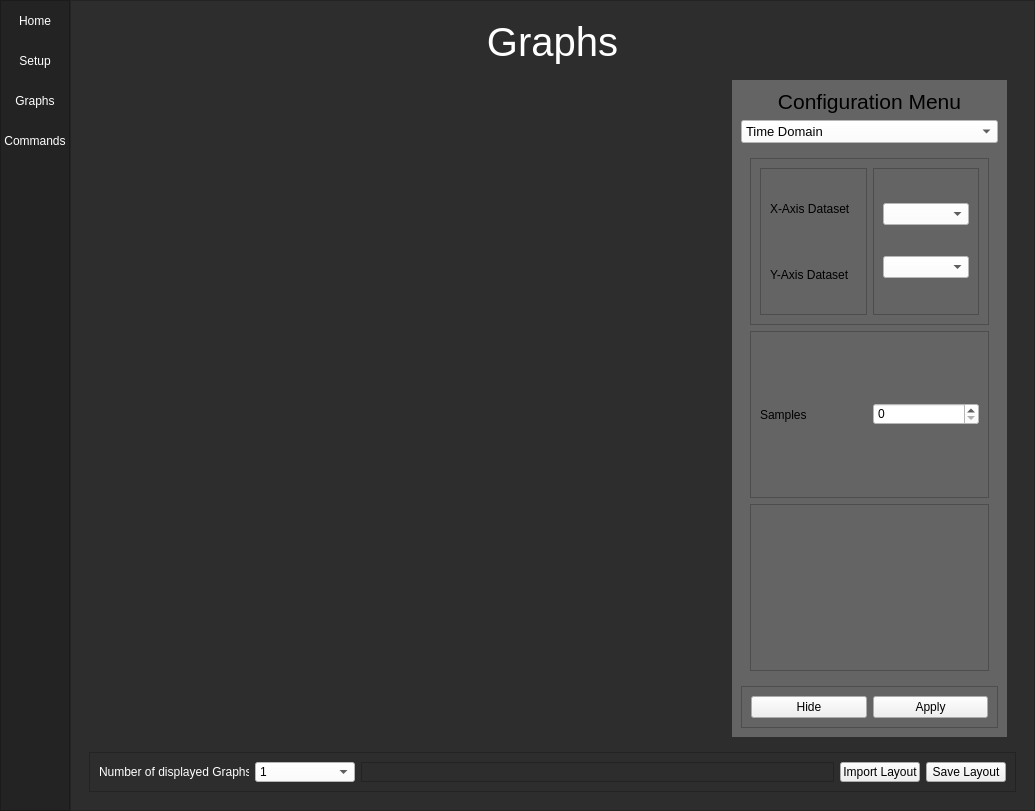
UBCO-Motorsports/WirelessTelemetryCapstone, file TelemetryViewer/ui_main.ui: the form before one commit.
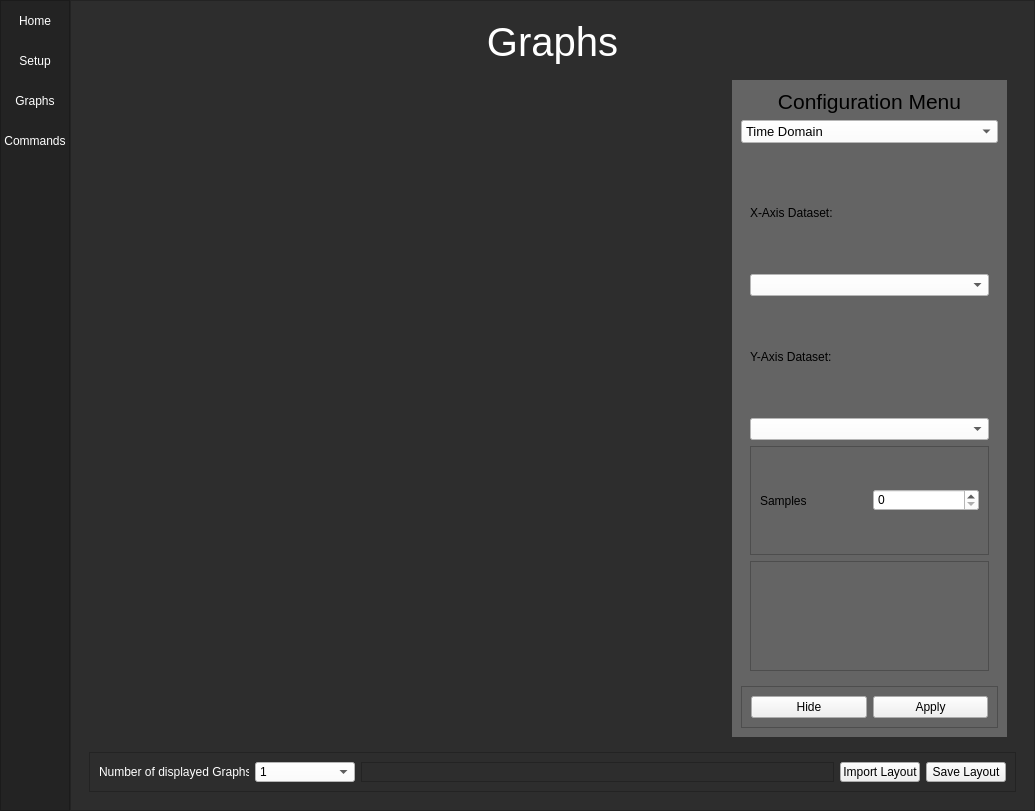
The form after the commit. The open tabs and pages were chosen to show the change. Icons and pictures are not drawn.

The edit to the form file:
```diff
--- a/TelemetryViewer/ui_main.ui
+++ b/TelemetryViewer/ui_main.ui
@@ -1466,49 +1466,12 @@
                       <widget class="QWidget" name="polarPlot_page">
                        <layout class="QVBoxLayout" name="verticalLayout_21">
                         <item>
-                         <widget class="QFrame" name="frame_27">
-                          <property name="frameShape">
-                           <enum>QFrame::StyledPanel</enum>
-                          </property>
-                          <property name="frameShadow">
-                           <enum>QFrame::Raised</enum>
-                          </property>
-                          <layout class="QHBoxLayout" name="horizontalLayout_14">
-                           <item>
-                            <widget class="QFrame" name="frame_29">
-                             <property name="frameShape">
-                              <enum>QFrame::StyledPanel</enum>
-                             </property>
-                             <property name="frameShadow">
-                              <enum>QFrame::Raised</enum>
-                             </property>
-                             <layout class="QVBoxLayout" name="verticalLayout_22">
-                              <item>
                                <widget class="QLabel" name="label_18">
                                 <property name="text">
-                                 <string>X-Axis Dataset</string>
+                           <string>X-Axis Dataset:</string>
                                 </property>
                                </widget>
                               </item>
-                              <item>
-                               <widget class="QLabel" name="label_19">
-                                <property name="text">
-                                 <string>Y-Axis Dataset</string>
-                                </property>
-                               </widget>
-                              </item>
-                             </layout>
-                            </widget>
-                           </item>
-                           <item>
-                            <widget class="QFrame" name="frame_30">
-                             <property name="frameShape">
-                              <enum>QFrame::StyledPanel</enum>
-                             </property>
-                             <property name="frameShadow">
-                              <enum>QFrame::Raised</enum>
-                             </property>
-                             <layout class="QVBoxLayout" name="verticalLayout_23">
                               <item>
                                <widget class="QComboBox" name="comboBox_3">
                                 <property name="styleSheet">
@@ -1516,6 +1479,13 @@
                                 </property>
                                </widget>
                               </item>
+                        <item>
+                         <widget class="QLabel" name="label_19">
+                          <property name="text">
+                           <string>Y-Axis Dataset:</string>
+                          </property>
+                         </widget>
+                        </item>
                               <item>
                                <widget class="QComboBox" name="comboBox_4">
                                 <property name="styleSheet">
@@ -1523,12 +1493,6 @@
                                 </property>
                                </widget>
                               </item>
-                             </layout>
-                            </widget>
-                           </item>
-                          </layout>
-                         </widget>
-                        </item>
                         <item>
                          <widget class="QFrame" name="frame_28">
                           <property name="frameShape">
```
Left out of the diff: 137 changed lines with no effect on the pictures. Lines whose indentation alone changed are shown as unchanged.
